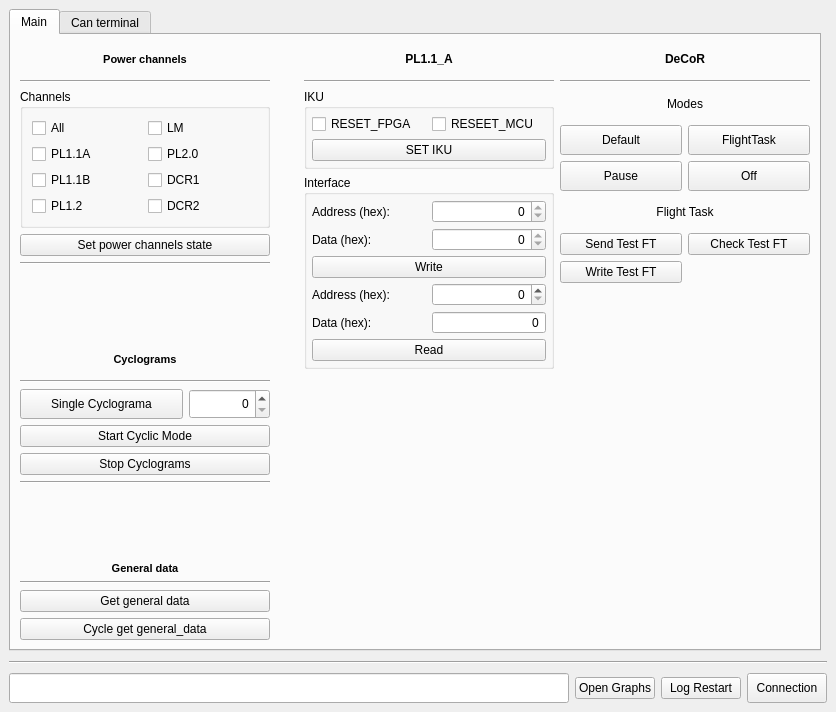
a-styuf/lm_debug_client, file main_win.ui: the form before one commit.
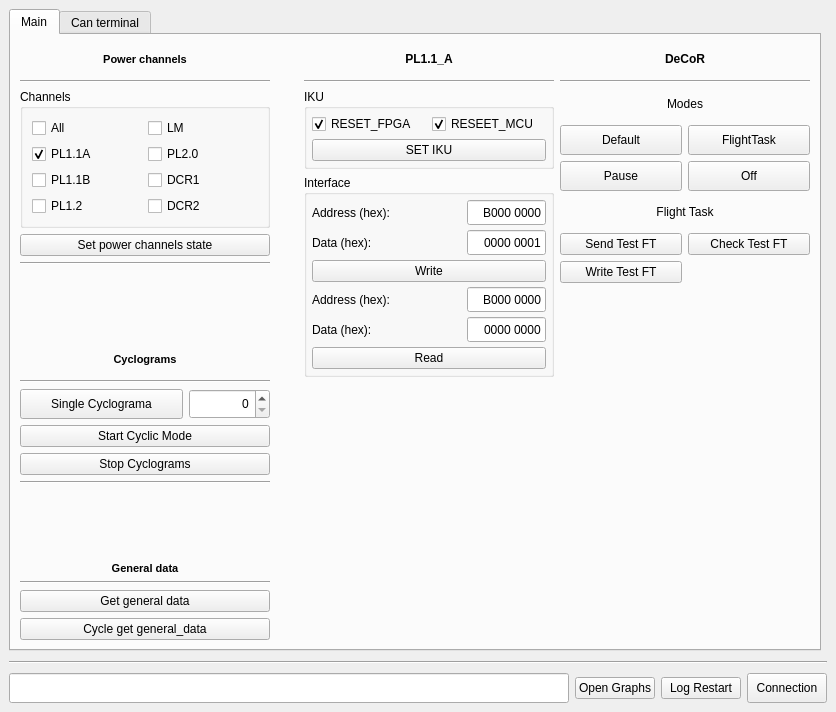
The form after the commit.

Commit message: # 0.6 В блок упрваления ПН1.1 добавлено чтение и запись в память   - реализован интерфейс для общение с памятью ПН1.1   - поправлен ряд проблем с отображением графиков

```diff
--- a/main_win.ui
+++ b/main_win.ui
@@ -162,6 +162,9 @@
                <property name="text">
                 <string>PL1.1A</string>
                </property>
+               <property name="checked">
+                <bool>true</bool>
+               </property>
               </widget>
              </item>
              <item row="2" column="0">
@@ -450,6 +453,9 @@
                <property name="text">
                 <string>RESET_FPGA</string>
                </property>
+               <property name="checked">
+                <bool>true</bool>
+               </property>
               </widget>
              </item>
              <item row="0" column="1">
@@ -457,6 +463,9 @@
                <property name="text">
                 <string>RESEET_MCU</string>
                </property>
+               <property name="checked">
+                <bool>true</bool>
+               </property>
               </widget>
              </item>
              <item row="3" column="0" colspan="2">
@@ -508,63 +517,7 @@
              <property name="spacing">
               <number>5</number>
              </property>
-             <item row="5" column="1">
-              <widget class="QSpinBox" name="pl11ARdAddrSBox">
-               <property name="alignment">
-                <set>Qt::AlignRight|Qt::AlignTrailing|Qt::AlignVCenter</set>
-               </property>
-               <property name="maximum">
-                <number>429496729</number>
-               </property>
-               <property name="displayIntegerBase">
-                <number>16</number>
-               </property>
-              </widget>
-             </item>
-             <item row="2" column="1">
-              <widget class="QSpinBox" name="pl11AWrDataSBox">
-               <property name="alignment">
-                <set>Qt::AlignRight|Qt::AlignTrailing|Qt::AlignVCenter</set>
-               </property>
-               <property name="maximum">
-                <number>0</number>
-               </property>
-              </widget>
-             </item>
-             <item row="2" column="0">
-              <widget class="QLabel" name="pl11AWrDataLabel">
-               <property name="text">
-                <string>Data (hex):</string>
-               </property>
-              </widget>
-             </item>
-             <item row="0" column="1">
-              <widget class="QSpinBox" name="pl11AWrAddrSBox">
-               <property name="alignment">
-                <set>Qt::AlignRight|Qt::AlignTrailing|Qt::AlignVCenter</set>
-               </property>
-               <property name="buttonSymbols">
-                <enum>QAbstractSpinBox::UpDownArrows</enum>
-               </property>
-               <property name="accelerated">
-                <bool>false</bool>
-               </property>
-               <property name="maximum">
-                <number>0</number>
-               </property>
-               <property name="displayIntegerBase">
-                <number>16</number>
-               </property>
-              </widget>
-             </item>
-             <item row="0" column="0">
-              <widget class="QLabel" name="pl11AWrAddrLabel">
-               <property name="text">
-                <string>Address (hex):</string>
-               </property>
-              </widget>
-             </item>
-             <item row="9" column="0" colspan="2">
+             <item row="10" column="0" colspan="2">
               <widget class="QPushButton" name="pl11ARdPButton">
                <property name="text">
                 <string>Read</string>
@@ -573,6 +526,53 @@
              </item>
              <item row="5" column="0">
               <widget class="QLabel" name="pl11ARdAddrLabel">
+               <property name="minimumSize">
+                <size>
+                 <width>0</width>
+                 <height>25</height>
+                </size>
+               </property>
+               <property name="font">
+                <font>
+                 <pointsize>9</pointsize>
+                </font>
+               </property>
+               <property name="text">
+                <string>Address (hex):</string>
+               </property>
+              </widget>
+             </item>
+             <item row="2" column="0">
+              <widget class="QLabel" name="pl11AWrDataLabel">
+               <property name="minimumSize">
+                <size>
+                 <width>150</width>
+                 <height>25</height>
+                </size>
+               </property>
+               <property name="font">
+                <font>
+                 <pointsize>9</pointsize>
+                </font>
+               </property>
+               <property name="text">
+                <string>Data (hex):</string>
+               </property>
+              </widget>
+             </item>
+             <item row="0" column="0">
+              <widget class="QLabel" name="pl11AWrAddrLabel">
+               <property name="minimumSize">
+                <size>
+                 <width>150</width>
+                 <height>25</height>
+                </size>
+               </property>
+               <property name="font">
+                <font>
+                 <pointsize>9</pointsize>
+                </font>
+               </property>
                <property name="text">
                 <string>Address (hex):</string>
                </property>
@@ -580,39 +580,22 @@
              </item>
              <item row="8" column="0">
               <widget class="QLabel" name="pl11ARdDataLabel">
+               <property name="minimumSize">
+                <size>
+                 <width>0</width>
+                 <height>25</height>
+                </size>
+               </property>
+               <property name="font">
+                <font>
+                 <pointsize>9</pointsize>
+                </font>
+               </property>
                <property name="text">
                 <string>Data (hex):</string>
                </property>
               </widget>
              </item>
-             <item row="8" column="1">
-              <widget class="QSpinBox" name="pl11ARdDataSBox">
-               <property name="wrapping">
-                <bool>false</bool>
-               </property>
-               <property name="frame">
-                <bool>true</bool>
-               </property>
-               <property name="alignment">
-                <set>Qt::AlignRight|Qt::AlignTrailing|Qt::AlignVCenter</set>
-               </property>
-               <property name="readOnly">
-                <bool>true</bool>
-               </property>
-               <property name="buttonSymbols">
-                <enum>QAbstractSpinBox::NoButtons</enum>
-               </property>
-               <property name="showGroupSeparator" stdset="0">
-                <bool>false</bool>
-               </property>
-               <property name="maximum">
-                <number>429496729</number>
-               </property>
-               <property name="displayIntegerBase">
-                <number>16</number>
-               </property>
-              </widget>
-             </item>
              <item row="4" column="0" colspan="2">
               <widget class="QPushButton" name="pl11AWrPButton">
                <property name="text">
@@ -620,6 +603,96 @@
                </property>
               </widget>
              </item>
+             <item row="8" column="1">
+              <widget class="QLineEdit" name="pl11ARdDataLEdit">
+               <property name="minimumSize">
+                <size>
+                 <width>0</width>
+                 <height>25</height>
+                </size>
+               </property>
+               <property name="font">
+                <font>
+                 <pointsize>9</pointsize>
+                </font>
+               </property>
+               <property name="text">
+                <string>0000 0000</string>
+               </property>
+               <property name="alignment">
+                <set>Qt::AlignRight|Qt::AlignTrailing|Qt::AlignVCenter</set>
+               </property>
+               <property name="readOnly">
+                <bool>true</bool>
+               </property>
+              </widget>
+             </item>
+             <item row="5" column="1">
+              <widget class="QLineEdit" name="pl11ARdAddrLEdit">
+               <property name="minimumSize">
+                <size>
+                 <width>0</width>
+                 <height>25</height>
+                </size>
+               </property>
+               <property name="font">
+                <font>
+                 <pointsize>9</pointsize>
+                </font>
+               </property>
+               <property name="text">
+                <string>B000 0000</string>
+               </property>
+               <property name="alignment">
+                <set>Qt::AlignRight|Qt::AlignTrailing|Qt::AlignVCenter</set>
+               </property>
+              </widget>
+             </item>
+             <item row="2" column="1">
+              <widget class="QLineEdit" name="pl11AWrDataLEdit">
+               <property name="minimumSize">
+                <size>
+                 <width>0</width>
+                 <height>25</height>
+                </size>
+               </property>
+               <property name="font">
+                <font>
+                 <pointsize>9</pointsize>
+                </font>
+               </property>
+               <property name="text">
+                <string>0000 0001</string>
+               </property>
+               <property name="alignment">
+                <set>Qt::AlignRight|Qt::AlignTrailing|Qt::AlignVCenter</set>
+               </property>
+              </widget>
+             </item>
+             <item row="0" column="1">
+              <widget class="QLineEdit" name="pl11AWrAddrLEdit">
+               <property name="minimumSize">
+                <size>
+                 <width>0</width>
+                 <height>25</height>
+                </size>
+               </property>
+               <property name="font">
+                <font>
+                 <pointsize>9</pointsize>
+                </font>
+               </property>
+               <property name="text">
+                <string>B000 0000</string>
+               </property>
+               <property name="maxLength">
+                <number>12</number>
+               </property>
+               <property name="alignment">
+                <set>Qt::AlignRight|Qt::AlignTrailing|Qt::AlignVCenter</set>
+               </property>
+              </widget>
+             </item>
             </layout>
            </widget>
           </item>
```
The commit also changes 5 other files.
